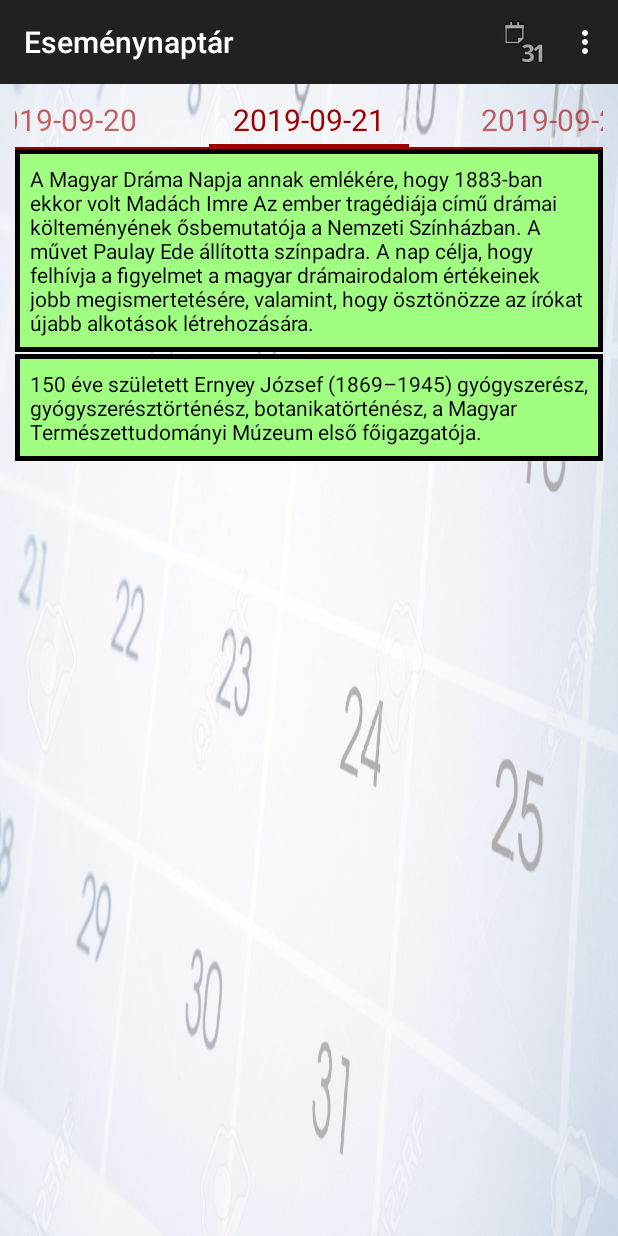
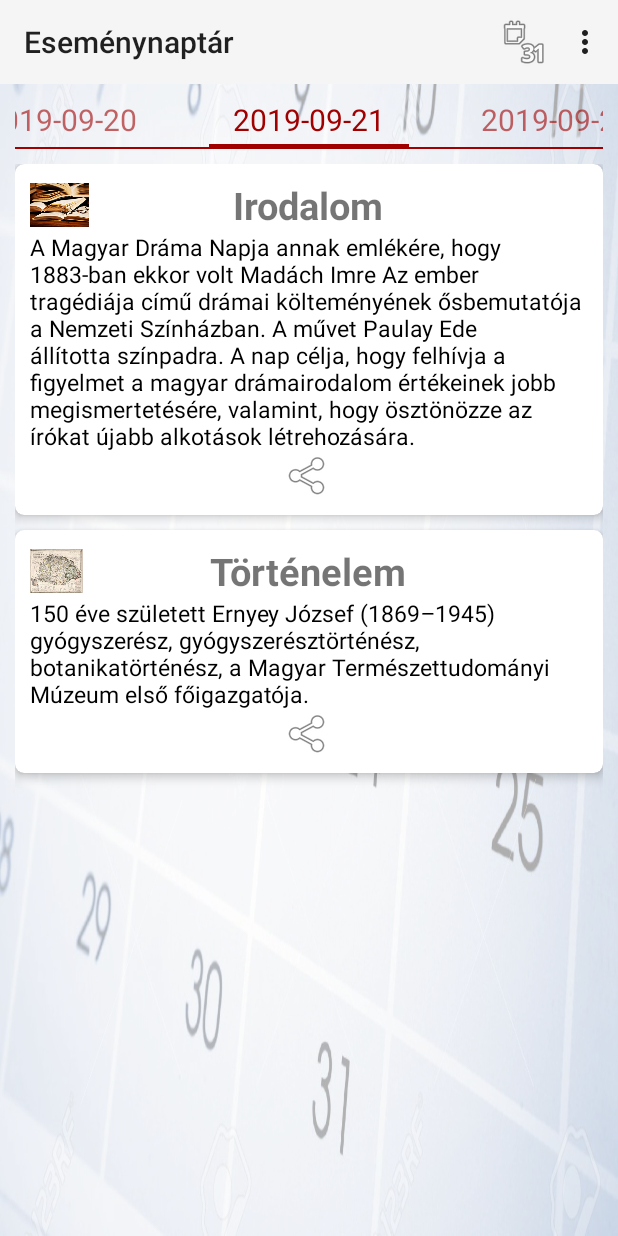
Before and after one commit to AkosUzonyi/Esemenynaptar, an Android app: the screen it shows after launch (MainActivity), on a phone screen of 412 x 824 dp. Run offline under Robolectric (Android 15) with nearby library versions, the phone set to English and light mode, and no system bars.

Commit message:
Use cardview for events

```diff
--- a/android/app/build.gradle
+++ b/android/app/build.gradle
@@ -21,8 +21,9 @@ android {
 
 dependencies {
     implementation fileTree(dir: 'libs', include: ['*.jar'])
-    implementation 'androidx.appcompat:appcompat:1.0.0-beta01'
-    implementation 'androidx.legacy:legacy-support-v4:1.0.0-beta01'
+    implementation 'androidx.appcompat:appcompat:1.1.0'
+    implementation 'androidx.cardview:cardview:1.0.0'
+    implementation 'androidx.legacy:legacy-support-v4:1.0.0'
     testImplementation 'junit:junit:4.12'
     androidTestImplementation ('androidx.test.espresso:espresso-core:3.1.0-alpha4', {
         exclude group: 'com.android.support', module: 'support-annotations'
--- a/android/app/src/main/AndroidManifest.xml
+++ b/android/app/src/main/AndroidManifest.xml
@@ -13,7 +13,7 @@
          >
         <activity
             android:name="com.tisza.esemenynaptar.MainActivity"
-            android:theme="@style/Theme.AppCompat.NoActionBar"
+            android:theme="@style/Theme.AppCompat.Light.NoActionBar"
 	        android:launchMode="singleTop"
             android:label="@string/app_name" >
             <intent-filter>
--- a/android/app/src/main/java/com/tisza/esemenynaptar/EventListAdapter.java
+++ b/android/app/src/main/java/com/tisza/esemenynaptar/EventListAdapter.java
@@ -1,5 +1,6 @@
 package com.tisza.esemenynaptar;
 
+import android.content.*;
 import android.text.*;
 import android.text.method.*;
 import android.view.*;
@@ -40,21 +41,57 @@ public class EventListAdapter extends BaseAdapter
 	public View getView(int position, View convertView, ViewGroup parent)
 	{
 		LayoutInflater inflater = LayoutInflater.from(parent.getContext());
-		TextView view;
+
 		if (events.isEmpty())
 		{
 			if (noEventsView == null)
-			{
 				noEventsView = (TextView)inflater.inflate(R.layout.no_events_view, parent, false);
-			}
-			view = noEventsView;
+
+			return noEventsView;
+		}
+
+		View view;
+		ViewHolder viewHolder;
+		if (convertView != null && convertView != noEventsView)
+		{
+			view = convertView;
+			viewHolder = (ViewHolder)convertView.getTag();
 		}
 		else
 		{
-			view = (TextView)(convertView != null && convertView != noEventsView ? convertView : inflater.inflate(R.layout.event_view, parent, false));
-			view.setText(Html.fromHtml(events.get(position).getText()));
-			view.setMovementMethod(LinkMovementMethod.getInstance());
+			view = inflater.inflate(R.layout.event_view, parent, false);
+			viewHolder = new ViewHolder();
+			viewHolder.categoryTextView = view.findViewById(R.id.event_category_text);
+			viewHolder.iconView = view.findViewById(R.id.event_icon);
+			viewHolder.textView = view.findViewById(R.id.event_text);
+			viewHolder.shareButton = view.findViewById(R.id.event_share);
+			view.setTag(viewHolder);
 		}
+
+		final Event event = events.get(position);
+		viewHolder.iconView.setImageResource(event.getCategory().getImageRes());
+		viewHolder.categoryTextView.setText(event.getCategory().getDisplayNameRes());
+		viewHolder.textView.setText(Html.fromHtml(event.getText()));
+		viewHolder.textView.setMovementMethod(LinkMovementMethod.getInstance());
+		viewHolder.shareButton.setOnClickListener(v ->
+		{
+			Intent sendIntent = new Intent();
+			sendIntent.setAction(Intent.ACTION_SEND);
+			sendIntent.putExtra(Intent.EXTRA_TEXT, event.getText());
+			sendIntent.setType("text/plain");
+
+			Intent shareIntent = Intent.createChooser(sendIntent, null);
+			v.getContext().startActivity(shareIntent);
+		});
+
 		return view;
 	}
+
+	private static class ViewHolder
+	{
+		ImageView iconView;
+		TextView categoryTextView;
+		TextView textView;
+		ImageButton shareButton;
+	}
 }
--- a/android/app/src/main/java/com/tisza/esemenynaptar/MyPagerAdapter.java
+++ b/android/app/src/main/java/com/tisza/esemenynaptar/MyPagerAdapter.java
@@ -22,9 +22,10 @@ public class MyPagerAdapter extends PagerAdapter implements ViewPager.OnPageChan
 		this.eventLoader = eventLoader;
 		this.pager = pager;
 
+		LayoutInflater layoutInflater = (LayoutInflater)context.getSystemService(Context.LAYOUT_INFLATER_SERVICE);
 		for (int i = 0; i < CHILD_COUNT; i++)
 		{
-			childs[i] = new ListView(context);
+			childs[i] = (ListView)layoutInflater.inflate(R.layout.event_list_view, pager, false);
 			childs[i].setAdapter(new EventListAdapter());
 		}
 	}
--- /dev/null
+++ b/android/app/src/main/res/layout/event_list_view.xml
@@ -0,0 +1,9 @@
+<ListView
+    xmlns:android="http://schemas.android.com/apk/res/android"
+    android:layout_width="match_parent"
+    android:layout_height="match_parent"
+    android:paddingTop="10dp"
+    android:divider="@android:color/transparent"
+    android:dividerHeight="10dp"
+    >
+</ListView>
--- a/android/app/src/main/res/layout/event_view.xml
+++ b/android/app/src/main/res/layout/event_view.xml
@@ -1,11 +1,57 @@
-<TextView xmlns:android="http://schemas.android.com/apk/res/android"
+<androidx.cardview.widget.CardView
+    xmlns:android="http://schemas.android.com/apk/res/android"
     xmlns:tools="http://schemas.android.com/tools"
+    xmlns:card_view="http://schemas.android.com/apk/res-auto"
     tools:context="com.tisza.esemenynaptar.MainActivity"
     android:layout_width="match_parent"
     android:layout_height="wrap_content"
-    android:padding="10dp"
-    android:background="@drawable/event_background"
-    android:textColor="#000000"
-    android:linksClickable="true"
+    card_view:cardCornerRadius="6dp"
+    card_view:cardElevation="4dp"
+    android:layout_margin="10dp"
     >
-</TextView>
+    <RelativeLayout
+        android:layout_width="match_parent"
+        android:layout_height="wrap_content"
+        android:padding="10dp"
+        >
+
+        <ImageView
+            android:id="@+id/event_icon"
+            android:layout_width="wrap_content"
+            android:layout_height="30dp"
+            android:layout_alignParentLeft="true"
+            android:layout_alignParentTop="true"
+            android:layout_alignBottom="@+id/event_category_text"
+            android:adjustViewBounds="true"
+        />
+
+        <TextView
+            android:id="@+id/event_category_text"
+            android:layout_width="wrap_content"
+            android:layout_height="wrap_content"
+            android:layout_alignParentTop="true"
+            android:layout_centerHorizontal="true"
+            android:textStyle="bold"
+            android:textSize="25sp"
+        />
+
+        <TextView
+            android:id="@+id/event_text"
+            android:layout_width="match_parent"
+            android:layout_height="wrap_content"
+            android:layout_below="@id/event_category_text"
+            android:textSize="15sp"
+            android:textColor="#000000"
+            android:linksClickable="true"
+            />
+
+        <ImageButton
+            android:id="@+id/event_share"
+            android:layout_width="wrap_content"
+            android:layout_height="wrap_content"
+            android:layout_below="@id/event_text"
+            android:layout_centerHorizontal="true"
+            android:background="@android:drawable/ic_menu_share"
+        />
+    </RelativeLayout>
+</androidx.cardview.widget.CardView>
```
